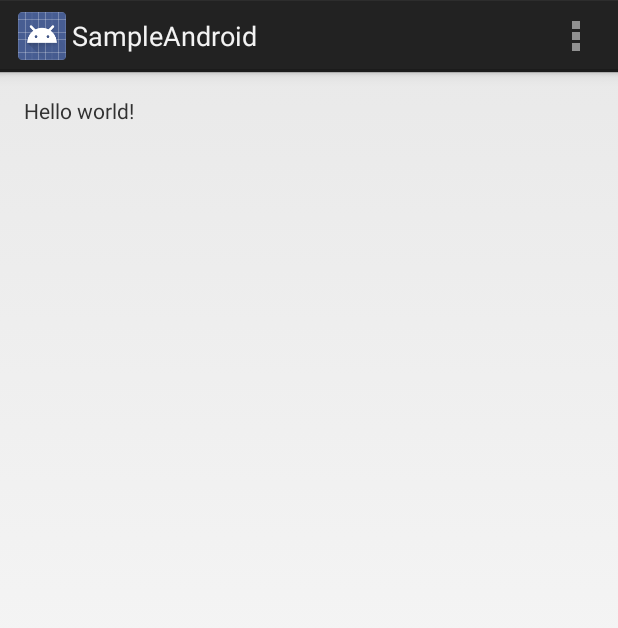
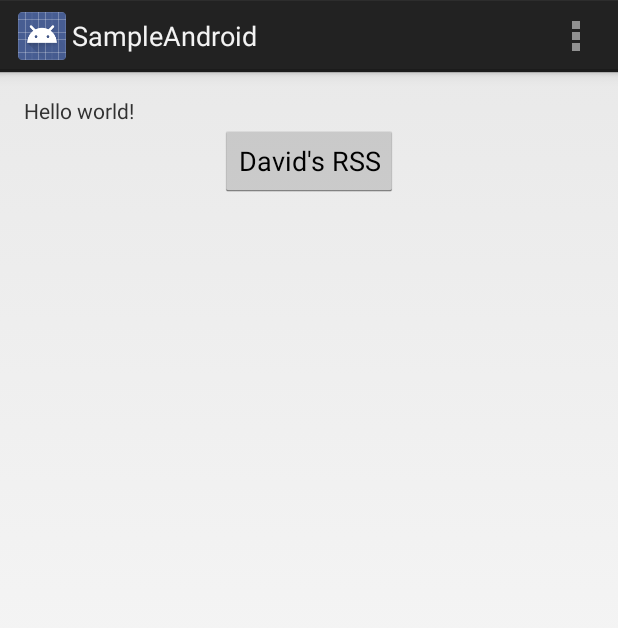
Before and after one commit to mahata/SampleAndroid, an Android app: the screen it shows after launch (MyActivity), on a phone screen of 412 x 824 dp. Shown: the top 628 px of the screen. Run offline under Robolectric (Android 15) with nearby library versions, the phone set to English and light mode, and no system bars.

Commit message:
third commit.

```diff
--- a/app/build.gradle
+++ b/app/build.gradle
@@ -21,4 +21,6 @@ android {
 
 dependencies {
     compile fileTree(dir: 'libs', include: ['*.jar'])
+    compile files('libs/jdom-2.0.5.jar')
+    compile files('libs/rome-1.0.jar')
 }
--- a/app/src/main/java/ymahata/slis/tsukuba/ac/jp/sampleandroid/MyActivity.java
+++ b/app/src/main/java/ymahata/slis/tsukuba/ac/jp/sampleandroid/MyActivity.java
@@ -4,7 +4,7 @@ import android.app.Activity;
 import android.os.Bundle;
 import android.view.Menu;
 import android.view.MenuItem;
-
+import com.sun.syndication.feed.synd.SyndEntry;
 
 public class MyActivity extends Activity {
 
--- a/app/src/main/res/layout/activity_my.xml
+++ b/app/src/main/res/layout/activity_my.xml
@@ -11,6 +11,15 @@
     <TextView
         android:text="@string/hello_world"
         android:layout_width="wrap_content"
-        android:layout_height="wrap_content" />
+        android:layout_height="wrap_content"
+        android:id="@+id/textView" />
+
+    <Button
+        android:layout_width="wrap_content"
+        android:layout_height="wrap_content"
+        android:text="David's RSS"
+        android:id="@+id/button"
+        android:layout_below="@+id/textView"
+        android:layout_centerHorizontal="true" />
 
 </RelativeLayout>
```
Also changed, not shown: app/libs/jdom-2.0.5.jar (added), app/libs/rome-1.0.jar (added), 1 other file.
